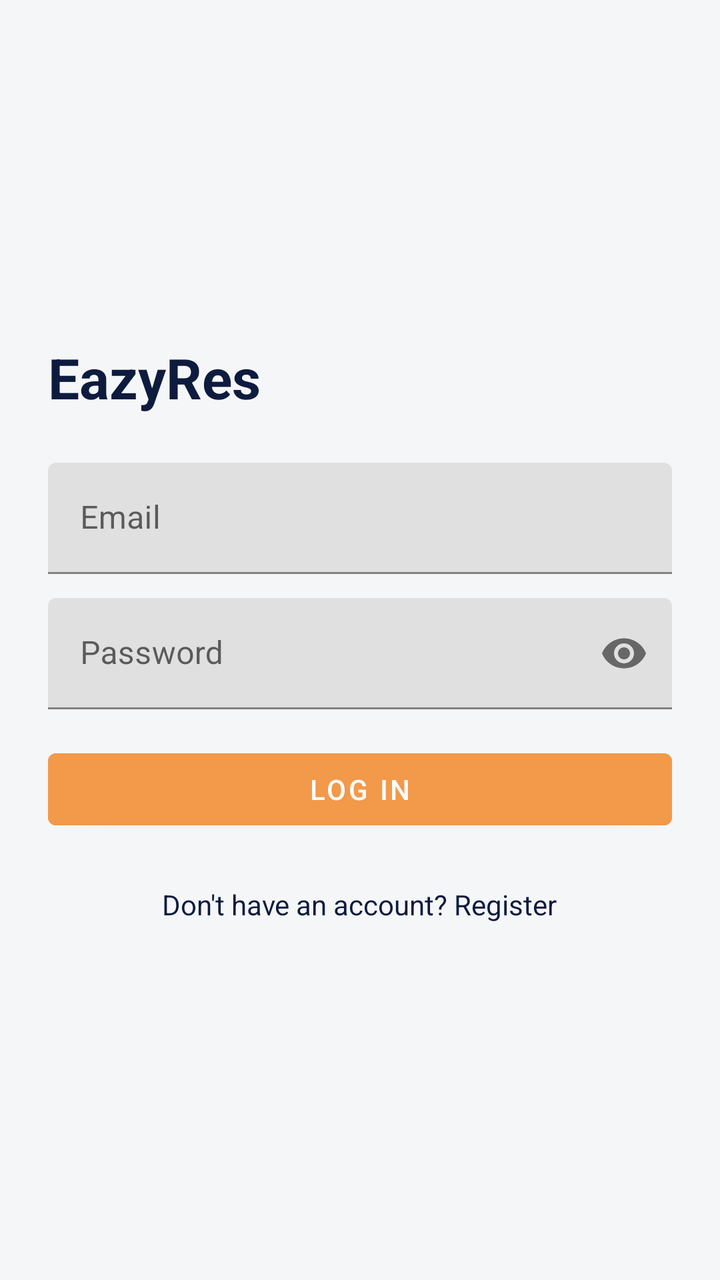
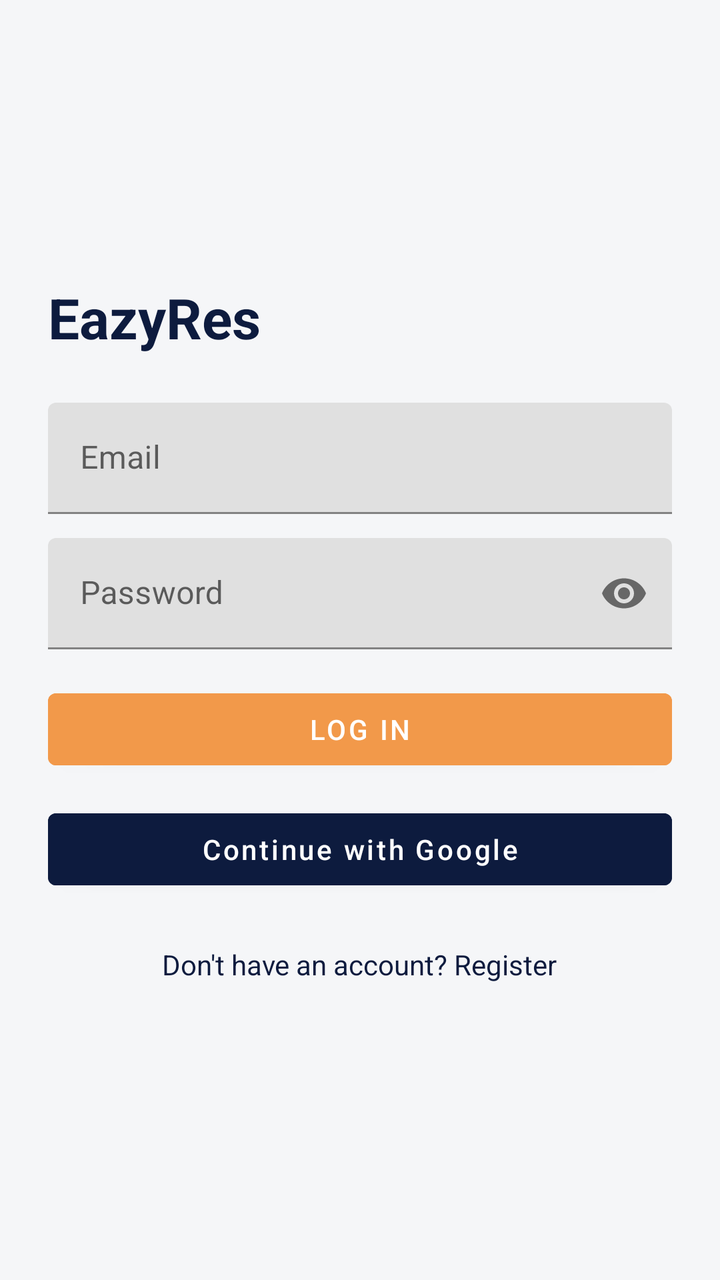

The first picture is an Android layout as it rendered before a commit; the second is the same layout after the commit. The layout source and the unified diff follow.
<!-- AndroidManifest.xml: application theme Theme.EazyRes -->
<!-- res/layout/activity_login.xml -->
<?xml version="1.0" encoding="utf-8"?>
<ScrollView xmlns:android="http://schemas.android.com/apk/res/android"
    xmlns:app="http://schemas.android.com/apk/res-auto"
    android:layout_width="match_parent"
    android:layout_height="match_parent"
    android:fillViewport="true">

    <LinearLayout
        android:layout_width="match_parent"
        android:layout_height="wrap_content"
        android:orientation="vertical"
        android:padding="24dp"
        android:gravity="center_vertical">

        <TextView
            android:layout_width="wrap_content"
            android:layout_height="wrap_content"
            android:text="@string/app_name"
            android:textColor="@color/navy"
            android:textSize="28sp"
            android:textStyle="bold"
            android:layout_marginBottom="24dp" />

        <com.google.android.material.textfield.TextInputLayout
            android:layout_width="match_parent"
            android:layout_height="wrap_content">
            <com.google.android.material.textfield.TextInputEditText
                android:id="@+id/etEmail"
                android:layout_width="match_parent"
                android:layout_height="wrap_content"
                android:hint="@string/email"
                android:inputType="textEmailAddress" />
        </com.google.android.material.textfield.TextInputLayout>

        <com.google.android.material.textfield.TextInputLayout
            android:layout_width="match_parent"
            android:layout_height="wrap_content"
            android:layout_marginTop="12dp"
            app:passwordToggleEnabled="true">
            <com.google.android.material.textfield.TextInputEditText
                android:id="@+id/etPassword"
                android:layout_width="match_parent"
                android:layout_height="wrap_content"
                android:hint="@string/password"
                android:inputType="textPassword" />
        </com.google.android.material.textfield.TextInputLayout>

        <ProgressBar
            android:id="@+id/progressBar"
            android:layout_width="wrap_content"
            android:layout_height="wrap_content"
            android:layout_gravity="center"
            android:layout_marginTop="16dp"
            android:visibility="gone" />

        <Button
            android:id="@+id/btnLogin"
            android:layout_width="match_parent"
            android:layout_height="wrap_content"
            android:layout_marginTop="16dp"
            android:backgroundTint="@color/orange"
            android:text="@string/login" />

        <TextView
            android:id="@+id/tvGoRegister"
            android:layout_width="wrap_content"
            android:layout_height="wrap_content"
            android:layout_gravity="center"
            android:layout_marginTop="16dp"
            android:padding="8dp"
            android:text="@string/no_account"
            android:textColor="@color/navy" />

    </LinearLayout>
</ScrollView>
<!-- resources referenced by this layout -->
<resources>
  <color name="navy">#0D1B3E</color>
  <color name="orange">#F2994A</color>
  <string name="app_name">EazyRes</string>
  <string name="email">Email</string>
  <string name="login">Log In</string>
  <string name="no_account">Don\'t have an account? Register</string>
  <string name="password">Password</string>
  <style name="Theme.EazyRes" parent="Theme.MaterialComponents.DayNight.NoActionBar">
          <item name="colorPrimary">@color/navy</item>
          <item name="colorPrimaryVariant">@color/navy</item>
          <item name="colorOnPrimary">@color/white</item>
          <item name="colorSecondary">@color/orange</item>
          <item name="colorOnSecondary">@color/white</item>
          <item name="android:statusBarColor">@color/navy</item>
          <item name="android:windowBackground">@color/light_gray</item>
      </style>
  <color name="white">#FFFFFF</color>
  <color name="light_gray">#F5F6F8</color>
</resources>

<!-- the commit's change to res/layout/activity_login.xml (unified diff, before → after) -->
@@ -61,6 +61,16 @@
             android:backgroundTint="@color/orange"
             android:text="@string/login" />
 
+        <Button
+            android:id="@+id/btnGoogleSignIn"
+            android:layout_width="match_parent"
+            android:layout_height="wrap_content"
+            android:layout_marginTop="12dp"
+            android:text="Continue with Google"
+            android:textAllCaps="false"
+            android:backgroundTint="@color/navy"
+            android:textColor="@android:color/white" />
+
         <TextView
             android:id="@+id/tvGoRegister"
             android:layout_width="wrap_content"
